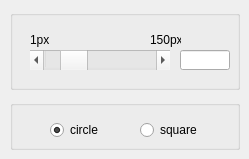
This is TMOgui/resources6.ui in cadik/TMS as Qt 5 draws it before an edit. The edited form follows.
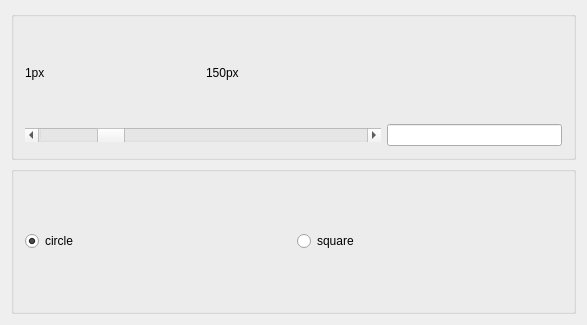
This is the edited form.

```diff
--- a/TMOgui/resources6.ui
+++ b/TMOgui/resources6.ui
@@ -6,53 +6,35 @@
    <rect>
     <x>0</x>
     <y>0</y>
-    <width>249</width>
-    <height>159</height>
+    <width>587</width>
+    <height>325</height>
    </rect>
   </property>
   <property name="windowTitle">
    <string>Info Tool</string>
   </property>
+  <layout class="QGridLayout" name="gridLayout_2">
+   <item row="0" column="0">
   <widget class="QGroupBox" name="size">
-   <property name="geometry">
-    <rect>
-     <x>10</x>
-     <y>10</y>
-     <width>230</width>
-     <height>80</height>
-    </rect>
-   </property>
    <property name="toolTip">
     <string>Circle - radius, box - square</string>
    </property>
-   <widget class="QLabel" name="labelMin">
-    <property name="geometry">
-     <rect>
-      <x>20</x>
-      <y>20</y>
-      <width>20</width>
-      <height>20</height>
-     </rect>
+     <layout class="QGridLayout" name="gridLayout">
+      <item row="1" column="2">
+       <widget class="QLineEdit" name="editSize">
+        <property name="sizePolicy">
+         <sizepolicy hsizetype="Minimum" vsizetype="Fixed">
+          <horstretch>0</horstretch>
+          <verstretch>0</verstretch>
+         </sizepolicy>
     </property>
     <property name="toolTip">
-     <string>Minimum valid value</string>
-    </property>
-    <property name="text">
-     <string>1px</string>
-    </property>
-    <property name="wordWrap">
-     <bool>false</bool>
-    </property>
-   </widget>
+         <string>You can write size from keyboard</string>
+        </property>
+       </widget>
+      </item>
+      <item row="0" column="1">
    <widget class="QLabel" name="radMax">
-    <property name="geometry">
-     <rect>
-      <x>140</x>
-      <y>20</y>
-      <width>31</width>
-      <height>20</height>
-     </rect>
-    </property>
     <property name="toolTip">
      <string>Maximum valid value</string>
     </property>
@@ -63,27 +45,27 @@
      <bool>false</bool>
     </property>
    </widget>
-   <widget class="QLineEdit" name="editSize">
-    <property name="geometry">
-     <rect>
-      <x>170</x>
-      <y>40</y>
-      <width>50</width>
-      <height>20</height>
-     </rect>
-    </property>
+      </item>
+      <item row="0" column="0">
+       <widget class="QLabel" name="labelMin">
     <property name="toolTip">
-     <string>You can write size from keyboard</string>
-    </property>
-   </widget>
+         <string>Minimum valid value</string>
+        </property>
+        <property name="text">
+         <string>1px</string>
+        </property>
+        <property name="wordWrap">
+         <bool>false</bool>
+        </property>
+       </widget>
+      </item>
+      <item row="1" column="0" colspan="2">
    <widget class="QScrollBar" name="scrollBar">
-    <property name="geometry">
-     <rect>
-      <x>20</x>
-      <y>40</y>
-      <width>140</width>
-      <height>20</height>
-     </rect>
+        <property name="sizePolicy">
+         <sizepolicy hsizetype="Expanding" vsizetype="Fixed">
+          <horstretch>0</horstretch>
+          <verstretch>0</verstretch>
+         </sizepolicy>
     </property>
     <property name="toolTip">
      <string>Set Size of tool</string>
@@ -104,25 +86,15 @@
      <enum>Qt::Horizontal</enum>
     </property>
    </widget>
-  </widget>
+      </item>
+     </layout>
+    </widget>
+   </item>
+   <item row="1" column="0">
   <widget class="QGroupBox" name="shape">
-   <property name="geometry">
-    <rect>
-     <x>10</x>
-     <y>100</y>
-     <width>230</width>
-     <height>50</height>
-    </rect>
-   </property>
+     <layout class="QHBoxLayout" name="horizontalLayout">
+      <item>
    <widget class="QRadioButton" name="radioCircle">
-    <property name="geometry">
-     <rect>
-      <x>40</x>
-      <y>20</y>
-      <width>50</width>
-      <height>20</height>
-     </rect>
-    </property>
     <property name="toolTip">
      <string>circle shape of tool</string>
     </property>
@@ -133,15 +105,9 @@
      <bool>true</bool>
     </property>
    </widget>
+      </item>
+      <item>
    <widget class="QRadioButton" name="radioSquare">
-    <property name="geometry">
-     <rect>
-      <x>130</x>
-      <y>20</y>
-      <width>60</width>
-      <height>20</height>
-     </rect>
-    </property>
     <property name="toolTip">
      <string>square shape of tool</string>
     </property>
@@ -149,7 +115,11 @@
      <string>square</string>
     </property>
    </widget>
-  </widget>
+      </item>
+     </layout>
+    </widget>
+   </item>
+  </layout>
  </widget>
  <layoutdefault spacing="6" margin="11"/>
  <pixmapfunction>qPixmapFromMimeSource</pixmapfunction>
```
Lines whose indentation alone changed are shown as unchanged.
